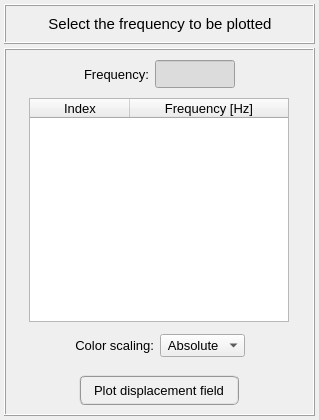
Old version of the form pulse/interface/ui_files/plots/results/structural/plot_nodal_results_field_for_harmonic_analysis.ui in the repository open-pulse/OpenPulse.
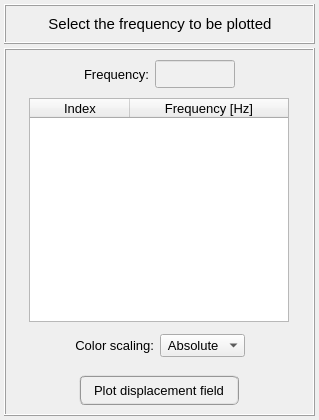
New version of the form.

```diff
--- a/pulse/interface/ui_files/plots/results/structural/plot_nodal_results_field_for_harmonic_analysis.ui
+++ b/pulse/interface/ui_files/plots/results/structural/plot_nodal_results_field_for_harmonic_analysis.ui
@@ -340,7 +340,7 @@
            </property>
            <property name="styleSheet">
             <string notr="true">QLineEdit{color: rgb(0, 0, 0); background-color: rgb(250, 250, 250)}
-QLineEdit:disabled{color: rgb(100, 100, 100); background-color: rgb(220, 220, 220)}</string>
+QLineEdit:disabled{color: rgb(100, 100, 100); background-color: rgb(240, 240, 240)}</string>
            </property>
            <property name="text">
             <string/>
```
Left out of the diff: 2 changed lines with no effect on the pictures.
